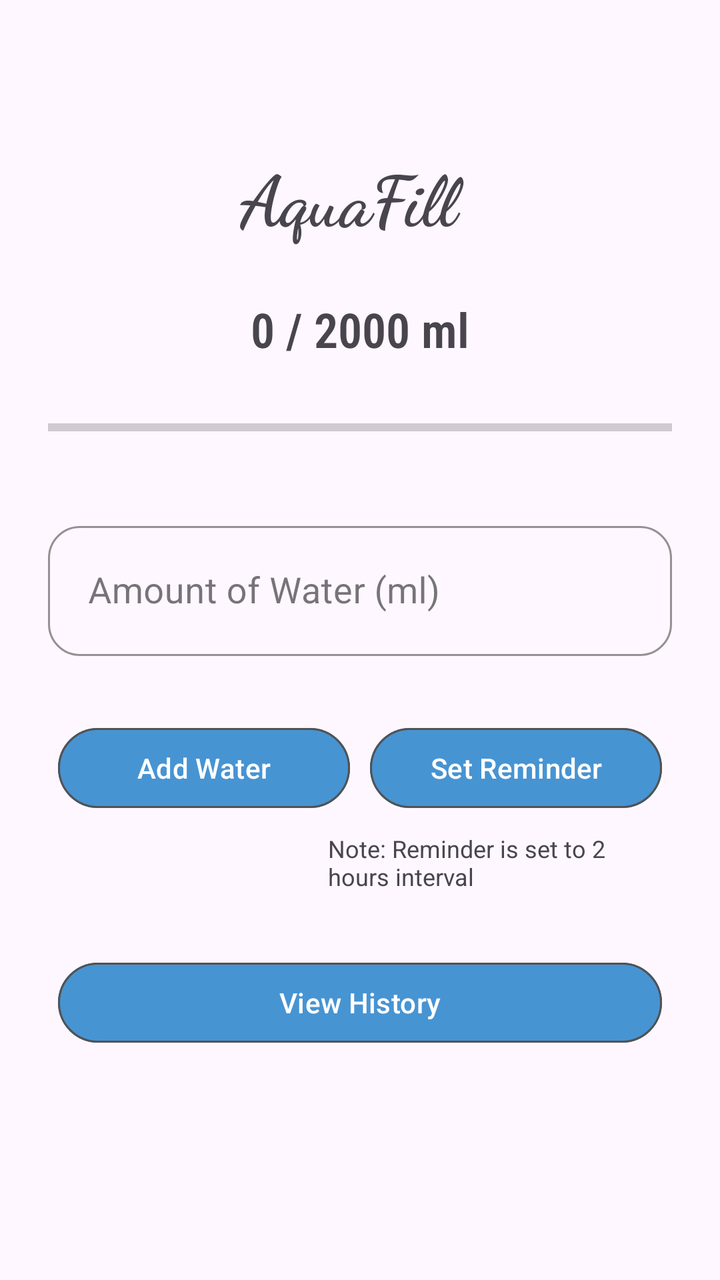
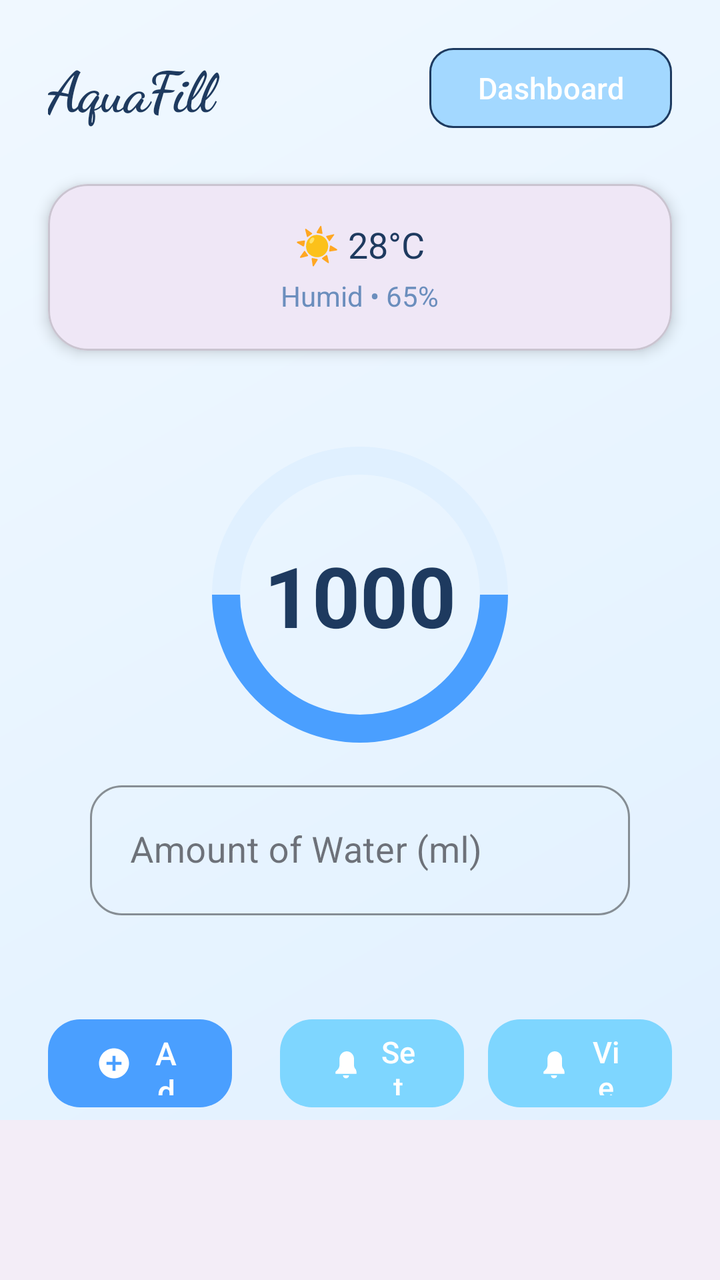

Two renders of the same Android screen: before a commit and after it. Below are the layout's source before the change and the commit's diff.
<!-- AndroidManifest.xml: application theme Theme.WaterReminder -->
<!-- res/layout/activity_dashboard.xml -->
<?xml version="1.0" encoding="utf-8"?>
<LinearLayout xmlns:android="http://schemas.android.com/apk/res/android"
    xmlns:app="http://schemas.android.com/apk/res-auto"
    xmlns:tools="http://schemas.android.com/tools"
    android:layout_width="match_parent"
    android:layout_height="match_parent"
    android:orientation="vertical"
    android:padding="24dp">

    
    <LinearLayout
        android:layout_width="wrap_content"
        android:layout_height="wrap_content"
        android:layout_gravity="center"
        android:layout_marginTop="50dp"
        android:layout_marginBottom="16dp"
        android:gravity="center_vertical"
        android:orientation="horizontal"
        tools:ignore="UseCompoundDrawables">

        <TextView
            android:id="@+id/tvTitle"
            android:layout_width="120dp"
            android:layout_height="wrap_content"
            android:fontFamily="cursive"
            android:text="AquaFill"
            android:textSize="35sp"
            android:textStyle="bold"
            tools:ignore="HardcodedText"/>

    </LinearLayout>

    
    <TextView
        android:id="@+id/tvWaterIntake"
        android:layout_width="wrap_content"
        android:layout_height="wrap_content"
        android:layout_marginTop="10dp"
        android:layout_gravity="center"
        android:text="0 / 2000 ml"
        android:textSize="24sp"
        android:textStyle="bold"
        android:fontFamily="sans-serif-condensed-light"
        android:layout_marginBottom="16dp"
        tools:ignore="HardcodedText"/>

    <ProgressBar
        android:id="@+id/progressBar"
        style="?android:attr/progressBarStyleHorizontal"
        android:layout_width="match_parent"
        android:layout_height="24dp"
        android:layout_marginTop="5dp"
        android:max="2000"
        android:progress="0"
        android:progressTint="#55B1FC"
        android:layout_marginBottom="32dp"/>

    
    <com.google.android.material.textfield.TextInputLayout
        android:layout_width="match_parent"
        android:layout_height="wrap_content"
        android:layout_marginBottom="24dp"
        app:boxBackgroundMode="outline"
        app:boxCornerRadiusBottomEnd="16dp"
        app:boxCornerRadiusBottomStart="16dp"
        app:boxCornerRadiusTopEnd="16dp"
        app:boxCornerRadiusTopStart="16dp"
        app:boxStrokeColor="#4794D3"
        app:hintTextColor="#4794D3"
        style="@style/Widget.MaterialComponents.TextInputLayout.OutlinedBox">

        <com.google.android.material.textfield.TextInputEditText
            android:id="@+id/etAmount"
            android:layout_width="match_parent"
            android:layout_height="65dp"
            android:hint="Amount of Water (ml)"
            android:inputType="number"
            android:textSize="18sp"
            android:paddingStart="20dp"
            android:paddingEnd="20dp"
            tools:ignore="HardcodedText"/>
    </com.google.android.material.textfield.TextInputLayout>

    
    <LinearLayout
        android:layout_width="match_parent"
        android:layout_height="wrap_content"
        android:orientation="horizontal"
        android:weightSum="2"
        android:layout_marginBottom="8dp">

        <Button
            android:id="@+id/btnAdd"
            android:layout_width="0dp"
            android:layout_height="wrap_content"
            android:layout_weight="1"
            android:layout_marginTop="8dp"
            android:layout_marginStart="5dp"
            android:layout_marginEnd="5dp"
            android:text="Add Water"
            android:backgroundTint="#4794D3"
            app:strokeWidth="1dp"
            app:strokeColor="#525252"
            tools:ignore="ButtonStyle,HardcodedText"/>

        <Button
            android:id="@+id/btnReminder"
            android:layout_width="0dp"
            android:layout_height="wrap_content"
            android:layout_weight="1"
            android:layout_marginTop="8dp"
            android:layout_marginStart="5dp"
            android:layout_marginEnd="5dp"
            android:text="Set Reminder"
            android:backgroundTint="#4794D3"
            app:strokeWidth="1dp"
            app:strokeColor="#525252"
            tools:ignore="ButtonStyle,HardcodedText"/>
    </LinearLayout>

    
    <TextView
        android:id="@+id/textView"
        android:layout_width="match_parent"
        android:layout_height="wrap_content"
        android:textSize="12sp"
        android:layout_marginStart="140dp"
        android:layout_marginEnd="2dp"
        android:layout_marginBottom="16dp"
        android:text="Note: Reminder is set to 2 hours interval"
        tools:ignore="HardcodedText"/>

    
    <Button
        android:id="@+id/btnHisto"
        android:layout_width="match_parent"
        android:layout_height="wrap_content"
        android:layout_marginStart="5dp"
        android:layout_marginEnd="5dp"
        android:text="View History"
        android:backgroundTint="#4794D3"
        android:layout_marginTop="15dp"
        app:strokeWidth="1dp"
        app:strokeColor="#525252"
        tools:ignore="ButtonStyle,HardcodedText"/>

</LinearLayout>
<!-- resources referenced by this layout -->
<resources>
  <style name="Theme.WaterReminder" parent="Base.Theme.WaterReminder" />
  <style name="Base.Theme.WaterReminder" parent="Theme.Material3.DayNight.NoActionBar">
          
          
      </style>
</resources>

<!-- the commit's change to res/layout/activity_dashboard.xml (unified diff, before → after) -->
@@ -1,65 +1,143 @@
 <?xml version="1.0" encoding="utf-8"?>
-<LinearLayout xmlns:android="http://schemas.android.com/apk/res/android"
+<androidx.constraintlayout.widget.ConstraintLayout
+    xmlns:android="http://schemas.android.com/apk/res/android"
     xmlns:app="http://schemas.android.com/apk/res-auto"
-    xmlns:tools="http://schemas.android.com/tools"
     android:layout_width="match_parent"
     android:layout_height="match_parent"
-    android:orientation="vertical"
-    android:padding="24dp">
-
-    
+    android:background="@drawable/bg_aquafill"
+    android:fitsSystemWindows="true">
+
+    <View
+        android:layout_width="0dp"
+        android:layout_height="48dp"
+        app:layout_constraintTop_toTopOf="parent"
+        app:layout_constraintStart_toStartOf="parent"
+        app:layout_constraintEnd_toEndOf="parent" />
+
     <LinearLayout
-        android:layout_width="wrap_content"
-        android:layout_height="wrap_content"
-        android:layout_gravity="center"
-        android:layout_marginTop="50dp"
-        android:layout_marginBottom="16dp"
+        android:id="@+id/header"
+        android:layout_width="0dp"
+        android:layout_height="wrap_content"
+        android:orientation="horizontal"
+        android:paddingHorizontal="24dp"
+        android:paddingTop="20dp"
         android:gravity="center_vertical"
-        android:orientation="horizontal"
-        tools:ignore="UseCompoundDrawables">
+        app:layout_constraintTop_toTopOf="parent"
+        app:layout_constraintStart_toStartOf="parent"
+        app:layout_constraintEnd_toEndOf="parent">
 
         <TextView
-            android:id="@+id/tvTitle"
-            android:layout_width="120dp"
-            android:layout_height="wrap_content"
+            android:layout_width="0dp"
+            android:layout_height="wrap_content"
+            android:layout_weight="1"
+            android:text="AquaFill"
+            android:textColor="#1E3A5F"
+            android:textSize="28sp"
             android:fontFamily="cursive"
-            android:text="AquaFill"
-            android:textSize="35sp"
             android:textStyle="bold"
-            tools:ignore="HardcodedText"/>
+            android:letterSpacing="-0.02" />
+
+        <com.google.android.material.button.MaterialButton
+            android:id="@+id/btn_dashboard"
+            style="@style/Widget.Material3.Button"
+            android:layout_width="wrap_content"
+            android:layout_height="48dp"
+            android:text="Dashboard"
+            android:textSize="15sp"
+            app:backgroundTint="#A3D8FF"
+            app:cornerRadius="12dp"
+            app:iconTint="#1E3A5F"
+            app:strokeColor="#1E3A5F"
+            app:strokeWidth="1dp" />
 
     </LinearLayout>
 
-    
-    <TextView
-        android:id="@+id/tvWaterIntake"
-        android:layout_width="wrap_content"
-        android:layout_height="wrap_content"
-        android:layout_marginTop="10dp"
-        android:layout_gravity="center"
-        android:text="0 / 2000 ml"
-        android:textSize="24sp"
-        android:textStyle="bold"
-        android:fontFamily="sans-serif-condensed-light"
-        android:layout_marginBottom="16dp"
-        tools:ignore="HardcodedText"/>
-
-    <ProgressBar
-        android:id="@+id/progressBar"
-        style="?android:attr/progressBarStyleHorizontal"
+    <com.google.android.material.card.MaterialCardView
+        android:id="@+id/card_weather"
+        android:layout_width="0dp"
+        android:layout_height="wrap_content"
+        android:layout_marginHorizontal="24dp"
+        android:layout_marginTop="24dp"
+        app:cardCornerRadius="20dp"
+        app:cardElevation="4dp"
+        app:layout_constraintTop_toBottomOf="@id/header"
+        app:layout_constraintStart_toStartOf="parent"
+        app:layout_constraintEnd_toEndOf="parent">
+
+        <LinearLayout
+            android:layout_width="match_parent"
+            android:layout_height="wrap_content"
+            android:orientation="vertical"
+            android:padding="18dp"
+            android:gravity="center">
+
+            <TextView
+                android:layout_width="wrap_content"
+                android:layout_height="wrap_content"
+                android:text="☀️ 28°C"
+                android:textSize="18sp"
+                android:textColor="#1E3A5F" />
+
+            <TextView
+                android:layout_width="wrap_content"
+                android:layout_height="wrap_content"
+                android:text="Humid • 65%"
+                android:textSize="14sp"
+                android:textColor="#6B8EBD"
+                android:layout_marginTop="4dp" />
+        </LinearLayout>
+    </com.google.android.material.card.MaterialCardView>
+
+    <androidx.constraintlayout.widget.ConstraintLayout
+        android:id="@+id/progress_container"
+        android:layout_width="0dp"
+        android:layout_height="wrap_content"
+        android:layout_marginTop="32dp"
+        app:layout_constraintTop_toBottomOf="@id/card_weather"
+        app:layout_constraintStart_toStartOf="parent"
+        app:layout_constraintEnd_toEndOf="parent">
+
+        <ProgressBar
+            android:id="@+id/progressBar"
+            style="?android:attr/progressBarStyleHorizontal"
+            android:layout_width="180dp"
+            android:layout_height="180dp"
+            android:progress="50"
+            android:max="100"
+            android:progressDrawable="@drawable/progress"
+            app:layout_constraintTop_toTopOf="parent"
+            app:layout_constraintStart_toStartOf="parent"
+            app:layout_constraintEnd_toEndOf="parent" />
+
+        <TextView
+            android:id="@+id/tvWaterIntake"
+            android:layout_width="wrap_content"
+            android:layout_height="wrap_content"
+            android:text="1000"
+            android:textSize="42sp"
+            android:textStyle="bold"
+            android:textColor="#1E3A5F"
+            app:layout_constraintTop_toTopOf="@id/progressBar"
+            app:layout_constraintBottom_toBottomOf="@id/progressBar"
+            app:layout_constraintStart_toStartOf="@id/progressBar"
+            app:layout_constraintEnd_toEndOf="@id/progressBar" />
+
+        <TextView
+            android:id="@+id/tvDailyGoal"
+            android:layout_width="wrap_content"
+            android:layout_height="wrap_content"
+            android:textSize="16sp"
+            android:textColor="#6B8EBD"
+            app:layout_constraintTop_toBottomOf="@id/tvWaterIntake"
+            app:layout_constraintStart_toStartOf="@id/progressBar"
+            app:layout_constraintEnd_toEndOf="@id/progressBar"
+            android:layout_marginTop="4dp" />
+
+        <com.google.android.material.textfield.TextInputLayout
         android:layout_width="match_parent"
-        android:layout_height="24dp"
-        android:layout_marginTop="5dp"
-        android:max="2000"
-        android:progress="0"
-        android:progressTint="#55B1FC"
-        android:layout_marginBottom="32dp"/>
-
-    
-    <com.google.android.material.textfield.TextInputLayout
-        android:layout_width="match_parent"
         android:layout_height="wrap_content"
         android:layout_marginBottom="24dp"
+        app:layout_constraintTop_toBottomOf="@+id/progressBar"
         app:boxBackgroundMode="outline"
         app:boxCornerRadiusBottomEnd="16dp"
         app:boxCornerRadiusBottomStart="16dp"
@@ -78,70 +156,69 @@
             android:textSize="18sp"
             android:paddingStart="20dp"
             android:paddingEnd="20dp"
-            tools:ignore="HardcodedText"/>
-    </com.google.android.material.textfield.TextInputLayout>
-
-    
+            android:layout_marginEnd="45dp"
+            android:layout_marginStart="45dp" />
+        </com.google.android.material.textfield.TextInputLayout>
+
+    </androidx.constraintlayout.widget.ConstraintLayout>
+
     <LinearLayout
-        android:layout_width="match_parent"
+        android:layout_width="0dp"
         android:layout_height="wrap_content"
         android:orientation="horizontal"
-        android:weightSum="2"
-        android:layout_marginBottom="8dp">
-
-        <Button
+        android:gravity="center"
+        android:layout_marginTop="48dp"
+        app:layout_constraintTop_toBottomOf="@id/progress_container"
+        app:layout_constraintStart_toStartOf="parent"
+        app:layout_constraintEnd_toEndOf="parent"
+        android:paddingHorizontal="24dp">
+
+        <com.google.android.material.button.MaterialButton
             android:id="@+id/btnAdd"
-            android:layout_width="0dp"
-            android:layout_height="wrap_content"
-            android:layout_weight="1"
-            android:layout_marginTop="8dp"
-            android:layout_marginStart="5dp"
-            android:layout_marginEnd="5dp"
+            style="@style/Widget.Material3.Button"
+            android:layout_width="0dp"
+            android:layout_weight="1"
+            android:layout_height="52dp"
             android:text="Add Water"
-            android:backgroundTint="#4794D3"
-            app:strokeWidth="1dp"
-            app:strokeColor="#525252"
-            tools:ignore="ButtonStyle,HardcodedText"/>
-
-        <Button
+            android:textSize="16sp"
+            app:icon="@drawable/add_water"
+            app:cornerRadius="16dp"
+            app:backgroundTint="#4A9FFF"
+            android:layout_marginEnd="12dp" />
+
+        <com.google.android.material.button.MaterialButton
             android:id="@+id/btnReminder"
-            android:layout_width="0dp"
-            android:layout_height="wrap_content"
-            android:layout_weight="1"
-            android:layout_marginTop="8dp"
-            android:layout_marginStart="5dp"
-            android:layout_marginEnd="5dp"
+            style="@style/Widget.Material3.Button"
+            android:layout_width="0dp"
+            android:layout_weight="1"
+            android:layout_height="52dp"
             android:text="Set Reminder"
-            android:backgroundTint="#4794D3"
-            app:strokeWidth="1dp"
-            app:strokeColor="#525252"
-            tools:ignore="ButtonStyle,HardcodedText"/>
+            android:textSize="15sp"
+            app:icon="@drawable/icon_bell"
+            app:cornerRadius="16dp"
+            app:backgroundTint="#7ED6FF"
+            android:layout_marginStart="12dp" />
+
+        <com.google.android.material.button.MaterialButton
+            android:id="@+id/btnHisto"
+            style="@style/Widget.Material3.Button"
+            android:layout_width="0dp"
+            android:layout_weight="1"
+            android:layout_height="52dp"
+            android:text="View History"
+            android:textSize="15sp"
+            app:icon="@drawable/icon_bell"
+            app:cornerRadius="16dp"
+            app:backgroundTint="#7ED6FF"
+            android:layout_marginStart="12dp" />
+
     </LinearLayout>
 
-    
-    <TextView
-        android:id="@+id/textView"
-        android:layout_width="match_parent"
-        android:layout_height="wrap_content"
-        android:textSize="12sp"
-        android:layout_marginStart="140dp"
-        android:layout_marginEnd="2dp"
-        android:layout_marginBottom="16dp"
-        android:text="Note: Reminder is set to 2 hours interval"
-        tools:ignore="HardcodedText"/>
-
-    
-    <Button
-        android:id="@+id/btnHisto"
-        android:layout_width="match_parent"
-        android:layout_height="wrap_content"
-        android:layout_marginStart="5dp"
-        android:layout_marginEnd="5dp"
-        android:text="View History"
-        android:backgroundTint="#4794D3"
-        android:layout_marginTop="15dp"
-        app:strokeWidth="1dp"
-        app:strokeColor="#525252"
-        tools:ignore="ButtonStyle,HardcodedText"/>
-
-</LinearLayout>
+    <com.google.android.material.bottomnavigation.BottomNavigationView
+        android:layout_width="0dp"
+        android:layout_height="wrap_content"
+        app:layout_constraintBottom_toBottomOf="parent"
+        app:layout_constraintStart_toStartOf="parent"
+        app:layout_constraintEnd_toEndOf="parent" />
+
+</androidx.constraintlayout.widget.ConstraintLayout>
<!-- resource entries referenced after the edit -->
@@ -1,5 +1,51 @@
 <!-- resources referenced by this layout -->
 <resources>
+  <!-- drawable add_water (drawable) -->
+  <vector xmlns:android="http://schemas.android.com/apk/res/android"
+      android:width="24dp"
+      android:height="24dp"
+      android:viewportWidth="24"
+      android:viewportHeight="24">
+      <path
+          android:fillColor="#FFFFFF"
+          android:pathData="M12,2C6.48,2 2,6.48 2,12C2,17.52 6.48,22 12,22C17.52,22 22,17.52 22,12C22,6.48 17.52,2 12,2ZM17,13H13V17H11V13H7V11H11V7H13V11H17V13Z" />
+  </vector>
+  <!-- drawable bg_aquafill (drawable) -->
+  <shape xmlns:android="http://schemas.android.com/apk/res/android">
+      <gradient
+          android:startColor="#E0F0FF"
+          android:endColor="#F0F8FF"
+          android:angle="135"/>
+  </shape>
+  <!-- drawable icon_bell (drawable) -->
+  <vector xmlns:android="http://schemas.android.com/apk/res/android"
+      android:width="24dp"
+      android:height="24dp"
+      android:viewportWidth="24"
+      android:viewportHeight="24">
+      <path
+          android:fillColor="#FFFFFF"
+          android:pathData="M19,17.59L19,19L5,19L5,17.59L6.41,16.17C7.17,15.41 7.67,14.36 7.67,13.17L7.67,9C7.67,6.24 9.83,4 12.5,4C15.17,4 17.33,6.24 17.33,9L17.33,13.17C17.33,14.36 17.83,15.41 18.59,16.17L19,17.59ZM14,20C14,21.1 13.1,22 12,22C10.9,22 10,21.1 10,20L14,20Z" />
+  </vector>
+  <!-- drawable progress (drawable) -->
+  <layer-list xmlns:android="http://schemas.android.com/apk/res/android">
+      <item>
+          <shape android:shape="ring"
+              android:thickness="14dp"
+              android:useLevel="false">
+              <solid android:color="#E0F0FF"/>
+              <corners android:radius="100dp"/>
+          </shape>
+      </item>
+      <item>
+          <shape android:shape="ring"
+              android:thickness="14dp"
+              android:useLevel="true">
+              <solid android:color="#4A9FFF"/>
+              <corners android:radius="100dp"/>
+          </shape>
+      </item>
+  </layer-list>
   <style name="Theme.WaterReminder" parent="Base.Theme.WaterReminder" />
   <style name="Base.Theme.WaterReminder" parent="Theme.Material3.DayNight.NoActionBar">
           
